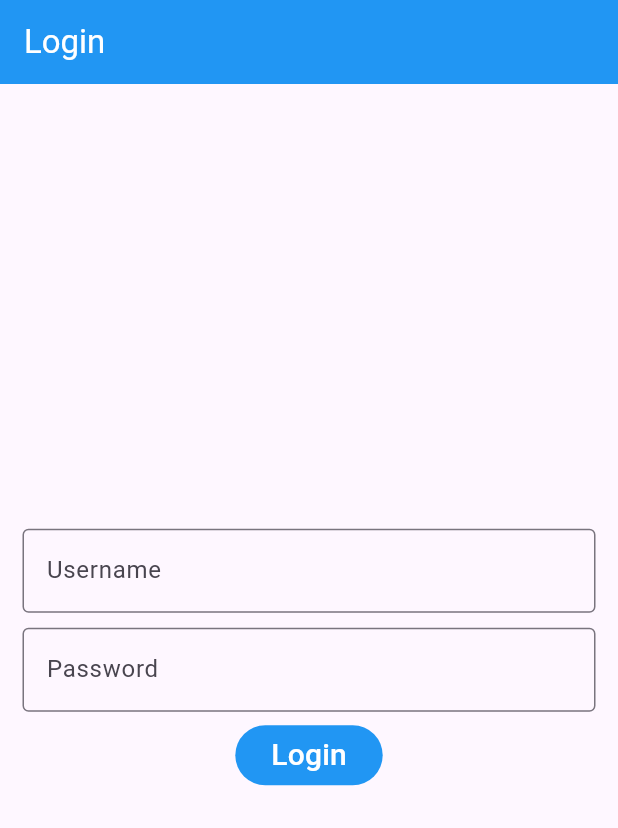
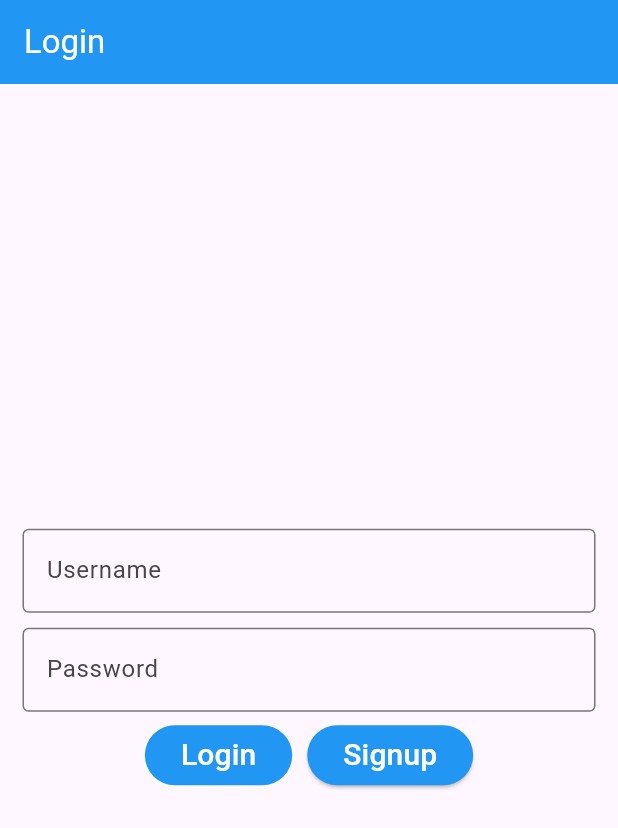
Before and after one commit to muzamil-dev/Peer-Review-MERN-Stack, a Flutter app: the screen it shows after launch, on a phone screen of 412 x 824 dp. Shown: the top 828 px of the screen. Run offline on Flutter 3.47's test engine with Material 3 defaults, Android fonts, the phone set to English and light mode, and no system bars; generated files the repository leaves out were written again.

Commit message:
added signup page and navigation to get to it

```diff
--- a/flutter_application/lib/src/login-signup/login.dart
+++ b/flutter_application/lib/src/login-signup/login.dart
@@ -1,6 +1,7 @@
 import 'package:flutter/material.dart';
 import 'package:flutter/widgets.dart';
 import 'package:flutter_application/components/MainAppBar.dart';
+import 'signup.dart';
 
 /// The Widget that configures your application.
 class Login extends StatelessWidget {
@@ -14,7 +15,7 @@ class Login extends StatelessWidget {
 
   @override
   Widget build(BuildContext context) {
-    return const Scaffold(
+    return Scaffold(
       appBar: MainAppBar(title: "Login"),
       body: Padding(
         padding: EdgeInsets.all(15),
@@ -22,25 +23,28 @@ class Login extends StatelessWidget {
           mainAxisAlignment: MainAxisAlignment.center,
           crossAxisAlignment: CrossAxisAlignment.center,
           children: [
-              TextField(
+            const TextField(
               obscureText: false,
               decoration: InputDecoration(
                 border: OutlineInputBorder(),
                 labelText: 'Username',
               ),
             ),
-              Padding(padding: EdgeInsets.all(5)),
-              TextField(
+            const Padding(padding: EdgeInsets.all(5)),
+            const TextField(
               obscureText: true,
               decoration: InputDecoration(
                 border: OutlineInputBorder(),
                 labelText: 'Password',
               ),
             ),
-              SizedBox(
+            const SizedBox(
               height: 5,
             ),
-              ElevatedButton(
+            Row(
+              mainAxisAlignment: MainAxisAlignment.center,
+              children: [
+                const ElevatedButton(
                   style: ButtonStyle(
                     backgroundColor: WidgetStatePropertyAll<Color>(
                       Colors.blue,
@@ -52,8 +56,25 @@ class Login extends StatelessWidget {
                     style: TextStyle(color: Colors.white, fontSize: 20),
                   ),
                 ),
+                const SizedBox(width: 10),
+                ElevatedButton(
+                  style: const ButtonStyle(
+                    backgroundColor: WidgetStatePropertyAll<Color>(
+                      Colors.blue,
+                    ),
+                  ),
+                  onPressed: () =>
+                      Navigator.pushNamed(context, Signup.routeName),
+                  child: const Text(
+                    "Signup",
+                    style: TextStyle(color: Colors.white, fontSize: 20),
+                  ),
+                ),
+              ],
+            )
           ],
         ),
-        ));
+      ),
+    );
   }
 }
```
Also changed, not shown: flutter_application/lib/main.dart (+8 -2 lines), flutter_application/lib/src/login-signup/signup.dart (+59 -0 lines). Lines whose indentation alone changed are shown as unchanged.
